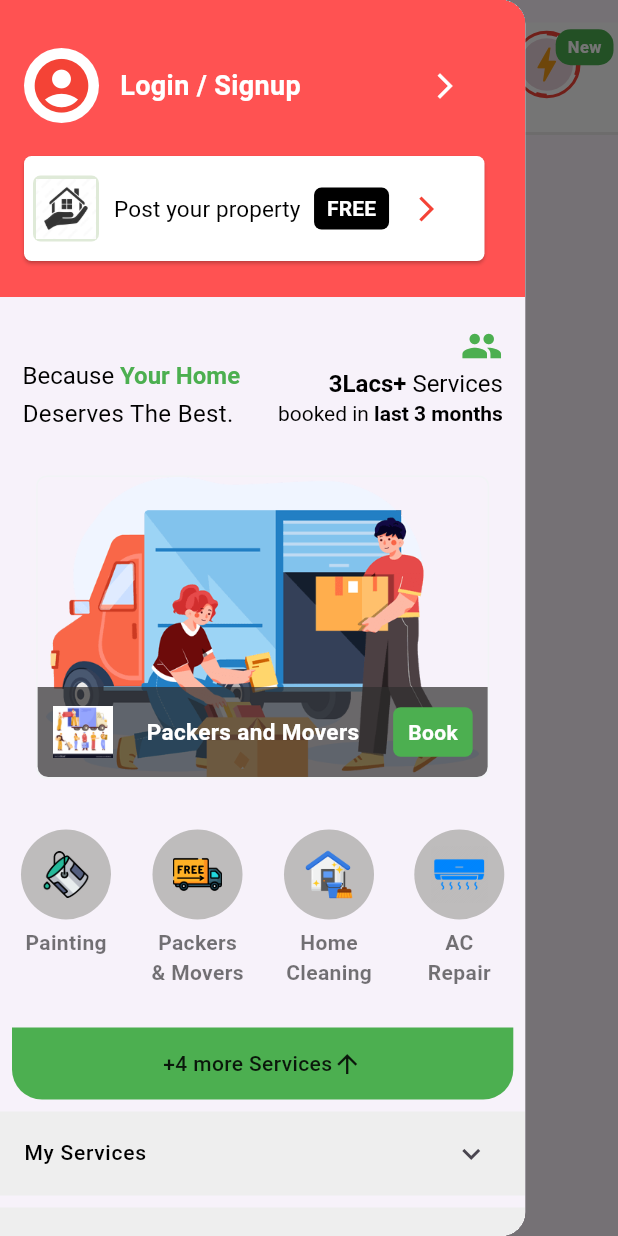
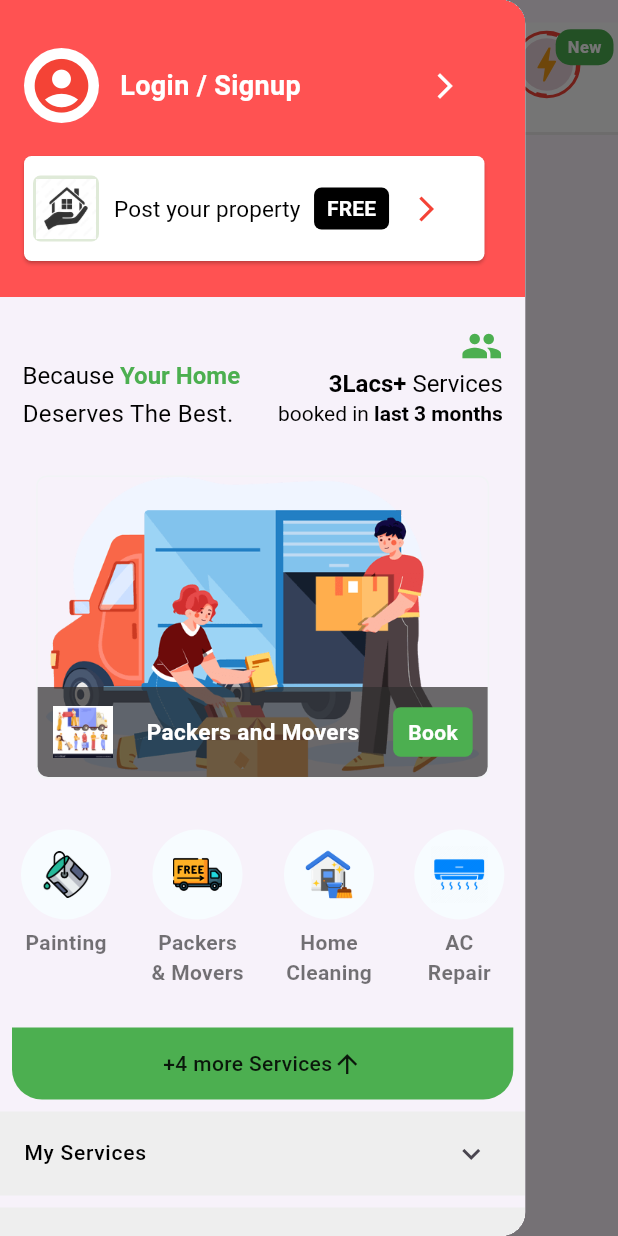
Before and after one commit to CaptainNayan199/Blue-Fox-Internship, a Flutter app: the screen it shows after launch, with the side drawer open, on a phone screen of 412 x 824 dp. Run offline on Flutter 3.47's test engine with Material 3 defaults, Android fonts, the light colour scheme and no system bars.

Commit message:
Drawer files updated

```diff
--- a/broker_app/lib/Drawer_8_Icons.dart
+++ b/broker_app/lib/Drawer_8_Icons.dart
@@ -50,8 +50,8 @@ class _YourDrawerPageState extends State<YourDrawerPage> {
                             children: [
                               CircleAvatar(
                                 radius: 30,
-                                backgroundColor: Color.fromARGB(
-                                    255, 190, 188, 188), // Milkish color
+                                backgroundColor:
+                                    Color(0xFFF7FCFF), // Milkish color
                                 child: Image.asset(
                                   'assets/paint_bucket.png', // Path to your image
                                   width: 31, // Set the desired width
@@ -79,8 +79,7 @@ class _YourDrawerPageState extends State<YourDrawerPage> {
                               children: [
                                 CircleAvatar(
                                   radius: 30,
-                                  backgroundColor:
-                                      Color.fromARGB(255, 190, 188, 188),
+                                  backgroundColor: Color(0xFFF7FCFF),
                                   child: Image.asset(
                                     'assets/courrier_truck.png', // Path to your image
                                     width: 33, // Set the desired width
@@ -121,8 +120,7 @@ class _YourDrawerPageState extends State<YourDrawerPage> {
                               children: [
                                 CircleAvatar(
                                   radius: 30,
-                                  backgroundColor:
-                                      Color.fromARGB(255, 190, 188, 188),
+                                  backgroundColor: Color(0xFFF7FCFF),
                                   child: Image.asset(
                                     'assets/home_cleaning.png', // Path to your image
                                     width: 33, // Set the desired width
@@ -163,8 +161,7 @@ class _YourDrawerPageState extends State<YourDrawerPage> {
                               children: [
                                 CircleAvatar(
                                   radius: 30,
-                                  backgroundColor:
-                                      Color.fromARGB(255, 190, 188, 188),
+                                  backgroundColor: Color(0xFFF7FCFF),
                                   child: Image.asset(
                                     'assets/ac.png', // Path to your image
                                     width: 38, // Set the desired width
--- a/broker_app/lib/drawer_header.dart
+++ b/broker_app/lib/drawer_header.dart
@@ -325,8 +325,7 @@ class DrawerHeaderUI extends StatelessWidget {
                 children: [
                   CircleAvatar(
                     radius: 30,
-                    backgroundColor:
-                        Color.fromARGB(255, 190, 188, 188), // Milkish color
+                    backgroundColor: Color(0xFFF7FCFF), // Milkish color
                     child: Image.asset(
                       'assets/paint_bucket.png', // Path to your image
                       width: 31, // Set the desired width
@@ -353,7 +352,7 @@ class DrawerHeaderUI extends StatelessWidget {
                       children: [
                         CircleAvatar(
                           radius: 30,
-                          backgroundColor: Color.fromARGB(255, 190, 188, 188),
+                          backgroundColor: Color(0xFFF7FCFF),
                           child: Image.asset(
                             'assets/courrier_truck.png', // Path to your image
                             width: 33, // Set the desired width
@@ -396,7 +395,7 @@ class DrawerHeaderUI extends StatelessWidget {
                       children: [
                         CircleAvatar(
                           radius: 30,
-                          backgroundColor: Color.fromARGB(255, 190, 188, 188),
+                          backgroundColor: Color(0xFFF7FCFF),
                           child: Image.asset(
                             'assets/home_cleaning.png', // Path to your image
                             width: 33, // Set the desired width
@@ -439,7 +438,7 @@ class DrawerHeaderUI extends StatelessWidget {
                       children: [
                         CircleAvatar(
                           radius: 30,
-                          backgroundColor: Color.fromARGB(255, 190, 188, 188),
+                          backgroundColor: Color(0xFFF7FCFF),
                           child: Image.asset(
                             'assets/ac.png', // Path to your image
                             width: 38, // Set the desired width
```
